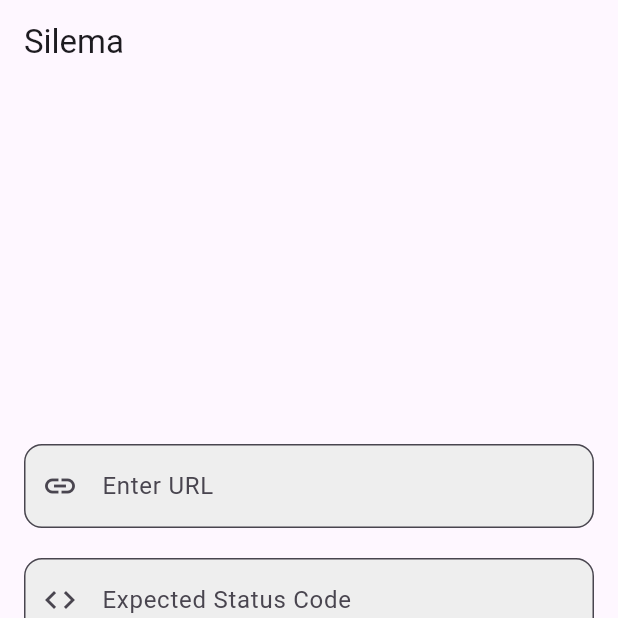
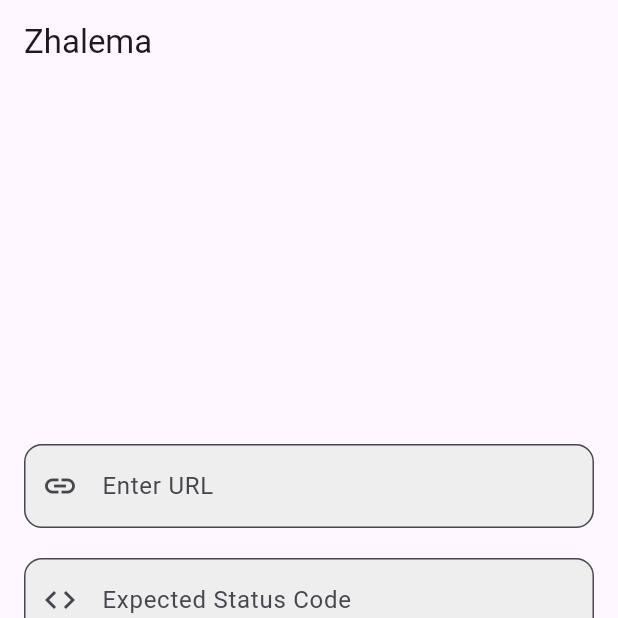
Before and after one commit to whitebearovo/zhalema, a Flutter app: the screen it shows after launch, on a phone screen of 412 x 824 dp, the top half of it. Run offline on Flutter 3.47's test engine with Material 3 defaults, Android fonts, the light colour scheme and no system bars; Roboto replaces fonts that are missing (misans).

Commit message:
Fix Android Network

```diff
--- a/lib/main.dart
+++ b/lib/main.dart
@@ -15,7 +15,7 @@ class MyApp extends StatelessWidget {
       ),
       home: Scaffold(
         appBar: AppBar(
-          title: Text('Silema'),
+          title: Text('Zhalema'),
         ),
         body: Center(
           child: ContentWidget(),
```
Also changed, not shown: 1 other file.
